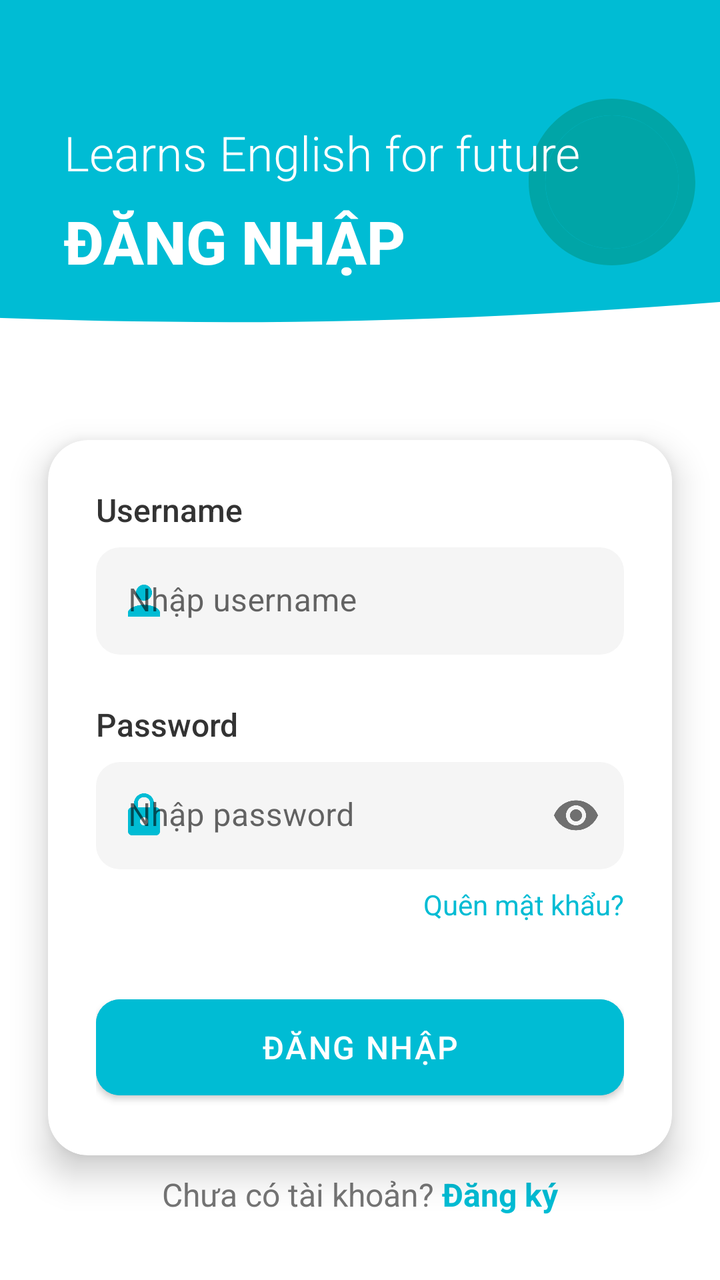
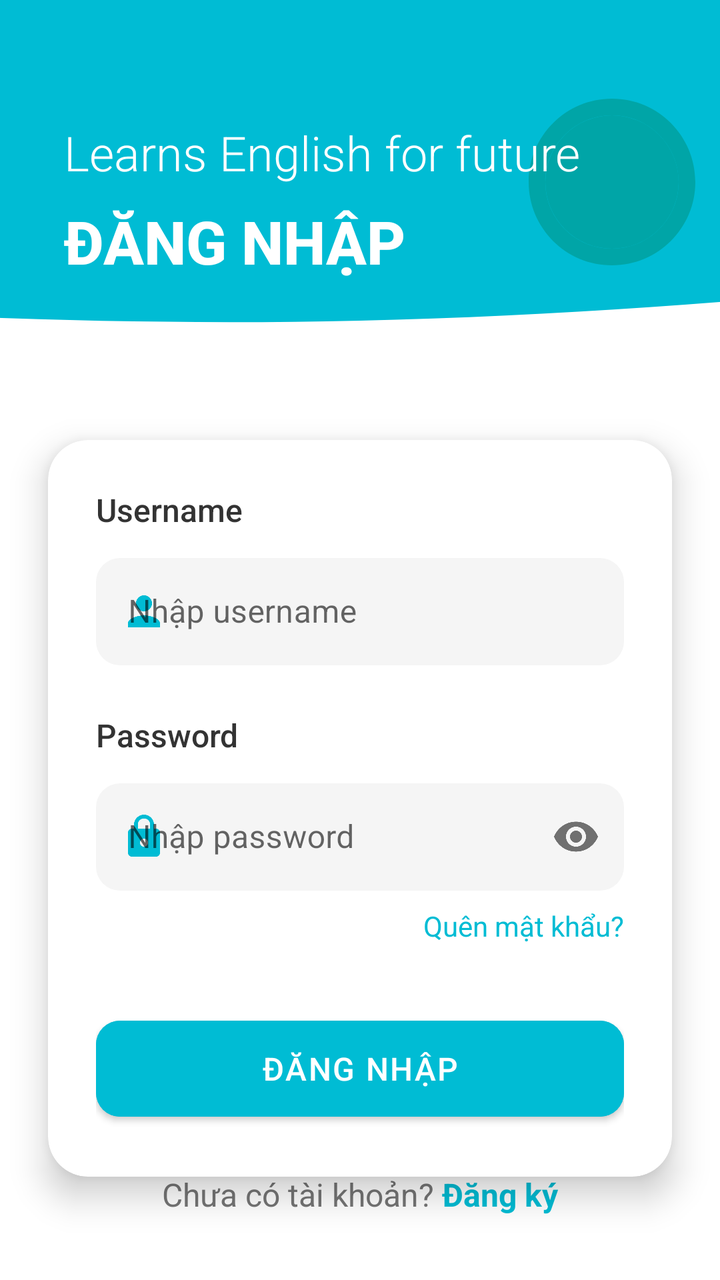

Compare the two renders of this Android layout. The source of the first and the diff that turns it into the second are given below.
<!-- AndroidManifest.xml: application theme Theme.MyApplication -->
<!-- res/layout/activity_login.xml -->
<?xml version="1.0" encoding="utf-8"?>
<androidx.constraintlayout.widget.ConstraintLayout xmlns:android="http://schemas.android.com/apk/res/android"
    xmlns:app="http://schemas.android.com/apk/res-auto"
    xmlns:tools="http://schemas.android.com/tools"
    android:layout_width="match_parent"
    android:layout_height="match_parent"
    android:background="@color/white"
    tools:context=".Login">

    
    <ImageView
        android:id="@+id/imageView"
        android:layout_width="match_parent"
        android:layout_height="260dp"
        android:scaleType="centerCrop"
        app:layout_constraintEnd_toEndOf="parent"
        app:layout_constraintStart_toStartOf="parent"
        app:layout_constraintTop_toTopOf="parent"
        app:srcCompat="@drawable/login_wave_bg"
        app:tint="@color/primary" />


    

    
    <ImageView
        android:id="@+id/imageDecoration"
        android:layout_width="100dp"
        android:layout_height="100dp"
        android:layout_marginEnd="4dp"
        android:alpha="0.6"
        app:layout_constraintBottom_toBottomOf="@+id/imageView"
        app:layout_constraintEnd_toEndOf="parent"
        app:layout_constraintTop_toTopOf="parent"
        app:layout_constraintVertical_bias="0.256"
        app:srcCompat="@drawable/login_decoration"
        app:tint="#009688" />

    <TextView
        android:id="@+id/textHi"
        android:layout_width="wrap_content"
        android:layout_height="wrap_content"
        android:layout_marginStart="32dp"
        android:layout_marginTop="60dp"
        android:fontFamily="sans-serif-light"
        android:text="Learns English for future"
        android:textColor="#FFFFFF"
        android:textSize="24sp"
        app:layout_constraintStart_toStartOf="parent"
        app:layout_constraintTop_toTopOf="parent" />

    
    <TextView
        android:id="@+id/textLogin"
        android:layout_width="wrap_content"
        android:layout_height="wrap_content"
        android:layout_marginStart="32dp"
        android:layout_marginTop="8dp"
        android:fontFamily="sans-serif-medium"
        android:text="ĐĂNG NHẬP"
        android:textColor="#FFFFFF"
        android:textSize="30sp"
        android:textStyle="bold"
        app:layout_constraintStart_toStartOf="parent"
        app:layout_constraintTop_toBottomOf="@+id/textHi" />

    
    <androidx.cardview.widget.CardView
        android:id="@+id/cardLogin"
        android:layout_width="match_parent"
        android:layout_height="wrap_content"
        android:layout_marginHorizontal="24dp"
        android:layout_marginTop="220dp"
        app:cardBackgroundColor="#FFFFFF"
        app:cardCornerRadius="20dp"
        app:cardElevation="10dp"
        app:layout_constraintEnd_toEndOf="parent"
        app:layout_constraintStart_toStartOf="parent"
        app:layout_constraintTop_toTopOf="parent">

        <LinearLayout
            android:layout_width="match_parent"
            android:layout_height="wrap_content"
            android:orientation="vertical"
            android:padding="24dp">

            
            <TextView
                android:id="@+id/tvTitleUsername"
                android:layout_width="wrap_content"
                android:layout_height="wrap_content"
                android:layout_marginBottom="8dp"
                android:fontFamily="sans-serif-medium"
                android:text="Username"
                android:textColor="#333333"
                android:textSize="16sp" />

            <com.google.android.material.textfield.TextInputLayout
                android:layout_width="match_parent"
                android:layout_height="wrap_content"
                android:hint="Nhập username"
                app:boxBackgroundColor="#F5F5F5"
                app:boxCornerRadiusBottomEnd="12dp"
                app:boxCornerRadiusBottomStart="12dp"
                app:boxCornerRadiusTopEnd="12dp"
                app:boxCornerRadiusTopStart="12dp"
                app:boxStrokeWidth="0dp"
                app:startIconDrawable="@drawable/ic_person"
                app:startIconTint="@color/primary">

                <com.google.android.material.textfield.TextInputEditText
                    android:id="@+id/edtUsername"
                    android:layout_width="match_parent"
                    android:layout_height="wrap_content"
                    android:inputType="textPersonName"
                    android:padding="16dp"
                    android:paddingStart="50dp"
                    android:textColor="#333333"
                    android:textSize="16sp" />
            </com.google.android.material.textfield.TextInputLayout>

            
            <TextView
                android:id="@+id/tvTitlePassword"
                android:layout_width="wrap_content"
                android:layout_height="wrap_content"
                android:layout_marginTop="24dp"
                android:layout_marginBottom="8dp"
                android:fontFamily="sans-serif-medium"
                android:text="Password"
                android:textColor="#333333"
                android:textSize="16sp" />

            <com.google.android.material.textfield.TextInputLayout
                android:layout_width="match_parent"
                android:layout_height="wrap_content"
                android:hint="Nhập password"
                app:boxBackgroundColor="#F5F5F5"
                app:boxCornerRadiusBottomEnd="12dp"
                app:boxCornerRadiusBottomStart="12dp"
                app:boxCornerRadiusTopEnd="12dp"
                app:boxCornerRadiusTopStart="12dp"
                app:boxStrokeWidth="0dp"
                app:endIconMode="password_toggle"
                app:startIconDrawable="@drawable/ic_lock"
                app:startIconTint="@color/primary">

                <com.google.android.material.textfield.TextInputEditText
                    android:id="@+id/edtPassword"
                    android:layout_width="match_parent"
                    android:layout_height="wrap_content"
                    android:inputType="textPassword"
                    android:padding="16dp"
                    android:textColor="#333333"
                    android:paddingStart="50dp"
                    android:textSize="16sp" />
            </com.google.android.material.textfield.TextInputLayout>

            
            <TextView
                android:id="@+id/textForgotPassword"
                android:layout_width="wrap_content"
                android:layout_height="wrap_content"
                android:layout_gravity="end"
                android:layout_marginTop="8dp"
                android:fontFamily="sans-serif"
                android:text="Quên mật khẩu?"
                android:textColor="@color/primary"
                android:textSize="14sp" />

            
            <com.google.android.material.button.MaterialButton
                android:id="@+id/btnLogin"
                android:layout_width="match_parent"
                android:layout_height="60dp"
                android:layout_marginTop="32dp"
                android:backgroundTint="@color/primary"
                android:fontFamily="sans-serif-medium"
                android:letterSpacing="0.05"
                android:text="ĐĂNG NHẬP"
                android:textAllCaps="true"
                android:textColor="#FFFFFF"
                android:textSize="16sp"
                app:cornerRadius="12dp" />
        </LinearLayout>
    </androidx.cardview.widget.CardView>

    
    <LinearLayout
        android:layout_width="wrap_content"
        android:layout_height="wrap_content"
        android:layout_marginBottom="32dp"
        android:gravity="center"
        android:orientation="horizontal"
        app:layout_constraintBottom_toBottomOf="parent"
        app:layout_constraintEnd_toEndOf="parent"
        app:layout_constraintStart_toStartOf="parent">

        <TextView
            android:layout_width="wrap_content"
            android:layout_height="wrap_content"
            android:text="Chưa có tài khoản? "
            android:textColor="#757575"
            android:textSize="16sp" />

        <TextView
            android:layout_width="wrap_content"
            android:layout_height="wrap_content"
            android:text="Đăng ký"
            android:textColor="@color/primary"
            android:textSize="16sp"
            android:textStyle="bold" />
    </LinearLayout>

</androidx.constraintlayout.widget.ConstraintLayout>
<!-- resources referenced by this layout -->
<resources>
  <color name="primary">#00BCD4</color>
  <color name="white">#FFFFFFFF</color>
  <!-- drawable ic_lock (drawable) -->
  <?xml version="1.0" encoding="utf-8"?>
  <vector xmlns:android="http://schemas.android.com/apk/res/android"
      android:width="24dp"
      android:height="24dp"
      android:viewportWidth="24"
      android:viewportHeight="24">
      <path
          android:fillColor="#000000"
          android:pathData="M18,8h-1L17,6c0,-2.76 -2.24,-5 -5,-5S7,3.24 7,6v2L6,8c-1.1,0 -2,0.9 -2,2v10c0,1.1 0.9,2 2,2h12c1.1,0 2,-0.9 2,-2L20,10c0,-1.1 -0.9,-2 -2,-2zM12,17c-1.1,0 -2,-0.9 -2,-2s0.9,-2 2,-2 2,0.9 2,2 -0.9,2 -2,2zM15.1,8L8.9,8L8.9,6c0,-1.71 1.39,-3.1 3.1,-3.1 1.71,0 3.1,1.39 3.1,3.1v2z"/>
  </vector>
  <!-- drawable ic_person (drawable) -->
  <?xml version="1.0" encoding="utf-8"?>
  <vector xmlns:android="http://schemas.android.com/apk/res/android"
      android:width="24dp"
      android:height="24dp"
      android:viewportWidth="24"
      android:viewportHeight="24">
      <path
          android:fillColor="#000000"
          android:pathData="M12,12c2.21,0 4,-1.79 4,-4s-1.79,-4 -4,-4 -4,1.79 -4,4 1.79,4 4,4zM12,14c-2.67,0 -8,1.34 -8,4v2h16v-2c0,-2.66 -5.33,-4 -8,-4z"/>
  </vector>
  <!-- drawable login_decoration (drawable) -->
  <?xml version="1.0" encoding="utf-8"?>
  <vector xmlns:android="http://schemas.android.com/apk/res/android"
      android:width="24dp"
      android:height="24dp"
      android:viewportWidth="24"
      android:viewportHeight="24">
      <path
          android:fillColor="#FFFFFF"
          android:pathData="M12,12m-8,0a8,8 0,1 1,16 0a8,8 0,1 1,-16 0"/>
      <path
          android:fillColor="#FFFFFF"
          android:pathData="M12,2C6.48,2 2,6.48 2,12s4.48,10 10,10 10,-4.48 10,-10S17.52,2 12,2zM12,20c-4.42,0 -8,-3.58 -8,-8s3.58,-8 8,-8 8,3.58 8,8 -3.58,8 -8,8z"/>
      <path
          android:fillColor="#FFFFFF"
          android:pathData="M14.59,8L12,10.59 9.41,8 8,9.41 10.59,12 8,14.59 9.41,16 12,13.41 14.59,16 16,14.59 13.41,12 16,9.41z"/>
  </vector>
  <!-- drawable login_wave_bg (drawable) -->
  <?xml version="1.0" encoding="utf-8"?>
  <vector xmlns:android="http://schemas.android.com/apk/res/android"
      android:width="1440dp"
      android:height="320dp"
      android:viewportWidth="1440"
      android:viewportHeight="320">
      <path
          android:pathData="M0,0L0,160L120,170.7C240,181,480,203,720,197.3C960,192,1200,160,1320,144L1440,128L1440,0L1320,0C1200,0,960,0,720,0C480,0,240,0,120,0L0,0Z"
          android:fillColor="#FFFFFF"/>
  </vector>
  <style name="Theme.MyApplication" parent="Theme.MaterialComponents.DayNight.NoActionBar">
          
          <item name="colorPrimary">@color/lavender</item>
          <item name="colorPrimaryVariant">@color/lavender</item>
          <item name="colorOnPrimary">@color/white</item>
          
          <item name="colorSecondary">@color/teal_200</item>
          <item name="colorSecondaryVariant">@color/teal_700</item>
          <item name="colorOnSecondary">@color/black</item>
          
          <item name="android:statusBarColor">?attr/colorPrimaryVariant</item>
          
      </style>
  <color name="lavender">#66CCCC</color>
  <color name="teal_200">#FF03DAC5</color>
  <color name="teal_700">#FF018786</color>
  <color name="black">#FF000000</color>
</resources>

<!-- the commit's change to res/layout/activity_login.xml (unified diff, before → after) -->
@@ -101,6 +101,7 @@
                 android:hint="Nhập username"
                 app:boxBackgroundColor="#F5F5F5"
                 app:boxCornerRadiusBottomEnd="12dp"
+                app:boxBackgroundMode="outline"
                 app:boxCornerRadiusBottomStart="12dp"
                 app:boxCornerRadiusTopEnd="12dp"
                 app:boxCornerRadiusTopStart="12dp"
@@ -136,6 +137,7 @@
                 android:layout_height="wrap_content"
                 android:hint="Nhập password"
                 app:boxBackgroundColor="#F5F5F5"
+                app:boxBackgroundMode="outline"
                 app:boxCornerRadiusBottomEnd="12dp"
                 app:boxCornerRadiusBottomStart="12dp"
                 app:boxCornerRadiusTopEnd="12dp"
